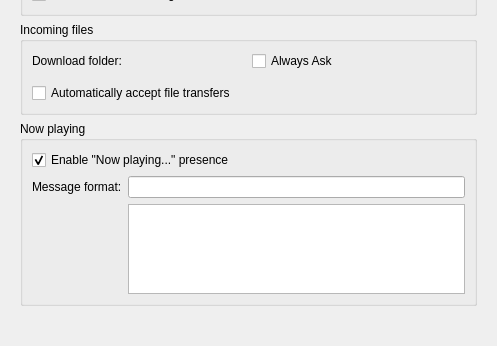
Old version of the form config/telepathy-kded-config.ui in the repository KDE/ktp-kded-module; both pictures show x 0 to 497 and y 379 to 725 of the 497 by 725 pixel window.
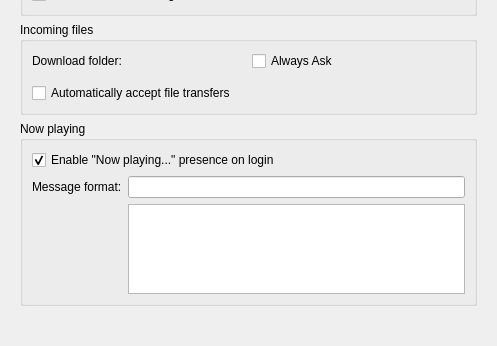
New version of the form. Custom widgets are drawn as their Qt base class.

Commit message: add "on login" to enable now playing ui string

The edit to the form file:
```diff
--- a/config/telepathy-kded-config.ui
+++ b/config/telepathy-kded-config.ui
@@ -404,7 +404,7 @@
           <item row="0" column="0">
            <widget class="QCheckBox" name="m_nowPlayingCheckBox">
             <property name="text">
-             <string>Enable &quot;Now playing...&quot; presence</string>
+             <string>Enable &quot;Now playing...&quot; presence on login</string>
             </property>
             <property name="checked">
              <bool>true</bool>
```
